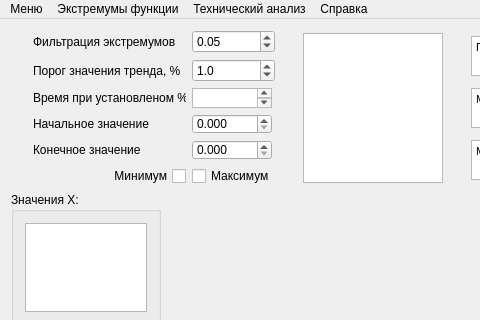
Kortesss/NO3, file mainwindow.ui: the form before one commit; both pictures show x 0 to 480 and y 0 to 320 of the 617 by 499 pixel window.
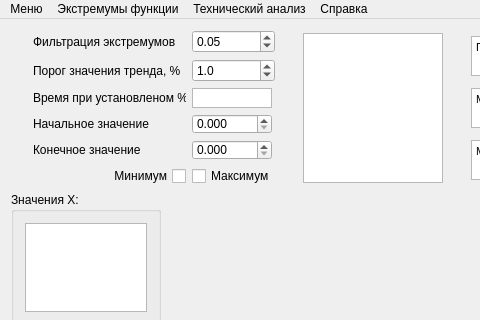
The form after the commit. Icons and pictures are not drawn. Custom widgets are drawn as their Qt base class.

Diff of the .ui file:
```diff
--- a/mainwindow.ui
+++ b/mainwindow.ui
@@ -187,6 +187,9 @@
               <height>20</height>
              </size>
             </property>
+            <property name="verticalScrollBarPolicy">
+             <enum>Qt::ScrollBarAlwaysOff</enum>
+            </property>
            </widget>
           </item>
          </layout>
```
Left out of the diff: 4 changed lines with no effect on the pictures.
